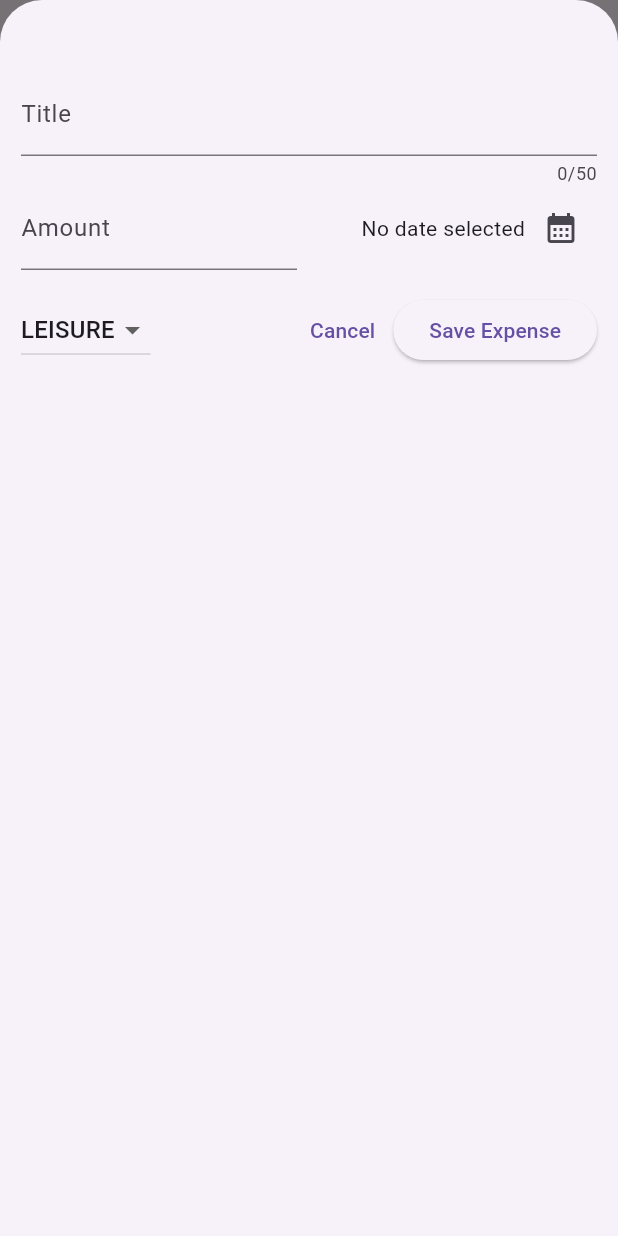
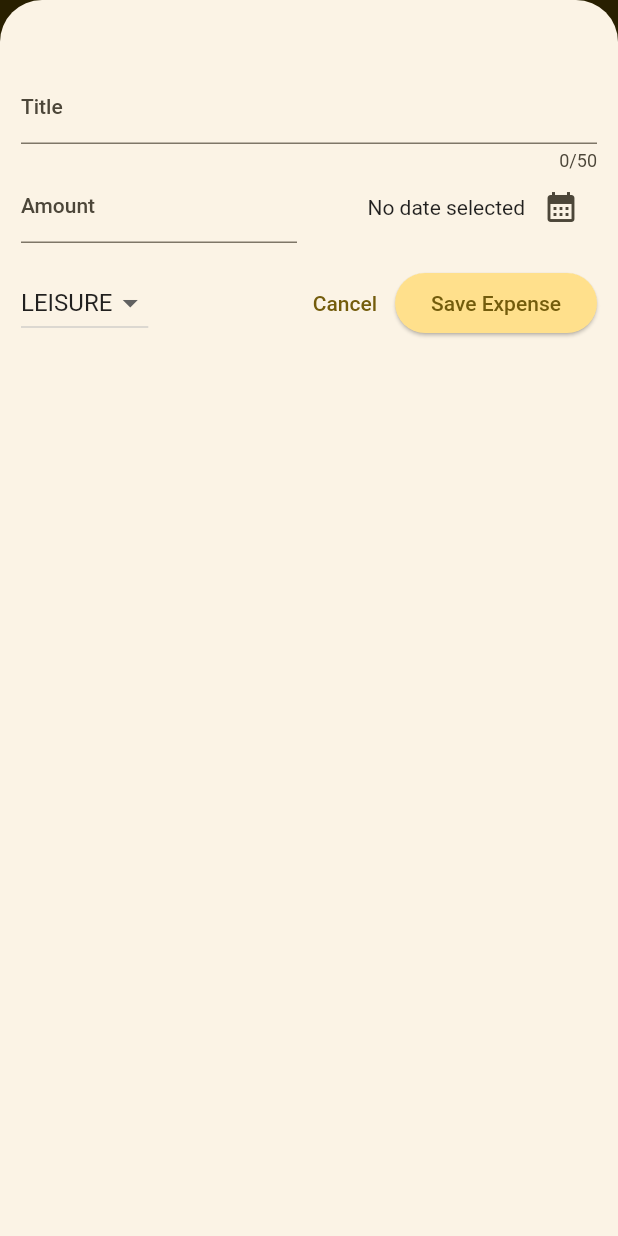
Before and after one commit to Avatbar/Flutter_Expense_Tracker_App, a Flutter app: the screen it shows after launch, after a tap on the "add" icon, on a phone screen of 412 x 824 dp. Run offline on Flutter 3.47's test engine with Material 2 defaults, Android fonts, the phone set to English and light mode, and no system bars.

Commit message:
Add theme to app

```diff
--- a/lib/main.dart
+++ b/lib/main.dart
@@ -2,12 +2,37 @@ import 'package:flutter/material.dart';
 
 import 'package:flutter_expense_tracker/widgets/expenses.dart';
 
+var kColorScheme =
+    ColorScheme.fromSeed(seedColor: const Color.fromARGB(255, 238, 190, 8));
+
 void main() {
   runApp(
     MaterialApp(
-      theme: ThemeData(useMaterial3: true, ),
+      theme: ThemeData().copyWith(
+          //overwrite only selected aspects
+          useMaterial3: true,
+          colorScheme: kColorScheme,
+          appBarTheme: const AppBarTheme().copyWith(
+            backgroundColor: kColorScheme.onPrimaryContainer,
+            foregroundColor: kColorScheme.primaryContainer,
+          ),
+          cardTheme: const CardTheme().copyWith(
+            color: kColorScheme.secondaryContainer,
+            margin: const EdgeInsets.symmetric(horizontal: 16, vertical: 8),
+          ),
+          elevatedButtonTheme: ElevatedButtonThemeData(
+            style: ElevatedButton.styleFrom(
+              backgroundColor: kColorScheme.primaryContainer,
+            ),
+          ),
+          textTheme: ThemeData().textTheme.copyWith(
+                titleLarge: TextStyle(
+                  fontWeight: FontWeight.normal,
+                  color: kColorScheme.onSecondaryContainer,
+                  fontSize: 20,
+                ),
+              )),
       home: const Expenses(),
-
     ),
   );
 }
--- a/lib/widgets/expenses_list/expenses_item.dart
+++ b/lib/widgets/expenses_list/expenses_item.dart
@@ -14,18 +14,27 @@ class ExpenseItem extends StatelessWidget {
           horizontal: 20,
           vertical: 16,
         ),
-        child:Column(
+        child: Column(
+          crossAxisAlignment: CrossAxisAlignment.start,
           children: [
-            Text(expense.title),
-            const SizedBox(height: 4,),
+            Text(
+              expense.title,
+              style: Theme.of(context).textTheme.titleLarge,
+            ),
+            const SizedBox(
+              height: 4,
+            ),
             Row(
               children: [
-                Text('€ ${expense.amount.toStringAsFixed(2)}'), // 12.3433 => 12.34
+                Text('€ ${expense.amount.toStringAsFixed(2)}'),
+                // 12.3433 => 12.34
                 const Spacer(),
                 Row(
                   children: [
                     Icon(categoryIcons[expense.category]),
-                    const SizedBox(width: 8,),
+                    const SizedBox(
+                      width: 8,
+                    ),
                     Text(expense.formattedDate),
                   ],
                 ),
--- a/lib/widgets/expenses_list/expenses_list.dart
+++ b/lib/widgets/expenses_list/expenses_list.dart
@@ -4,7 +4,8 @@ import 'package:flutter_expense_tracker/models/expense.dart';
 import 'package:flutter_expense_tracker/widgets/expenses_list/expenses_item.dart';
 
 class ExpensesList extends StatelessWidget {
-  const ExpensesList({super.key, required this.expenses, required this.onRemoveExpense});
+  const ExpensesList(
+      {super.key, required this.expenses, required this.onRemoveExpense});
 
   final List<Expense> expenses;
   final void Function(Expense expense) onRemoveExpense;
@@ -15,11 +16,15 @@ class ExpensesList extends StatelessWidget {
       itemCount: expenses.length,
       itemBuilder: (ctx, index) => Dismissible(
           key: ValueKey(expenses[index]),
+          background: Container(
+            color: Theme.of(context).colorScheme.error.withOpacity(0.75),
+            margin: EdgeInsets.symmetric(
+                horizontal: Theme.of(context).cardTheme.margin!.horizontal),
+          ),
           onDismissed: (direction) {
             onRemoveExpense(expenses[index]);
           },
-          child: ExpenseItem(expenses[index])
-      ),
+          child: ExpenseItem(expenses[index])),
     );
   }
 }
```
